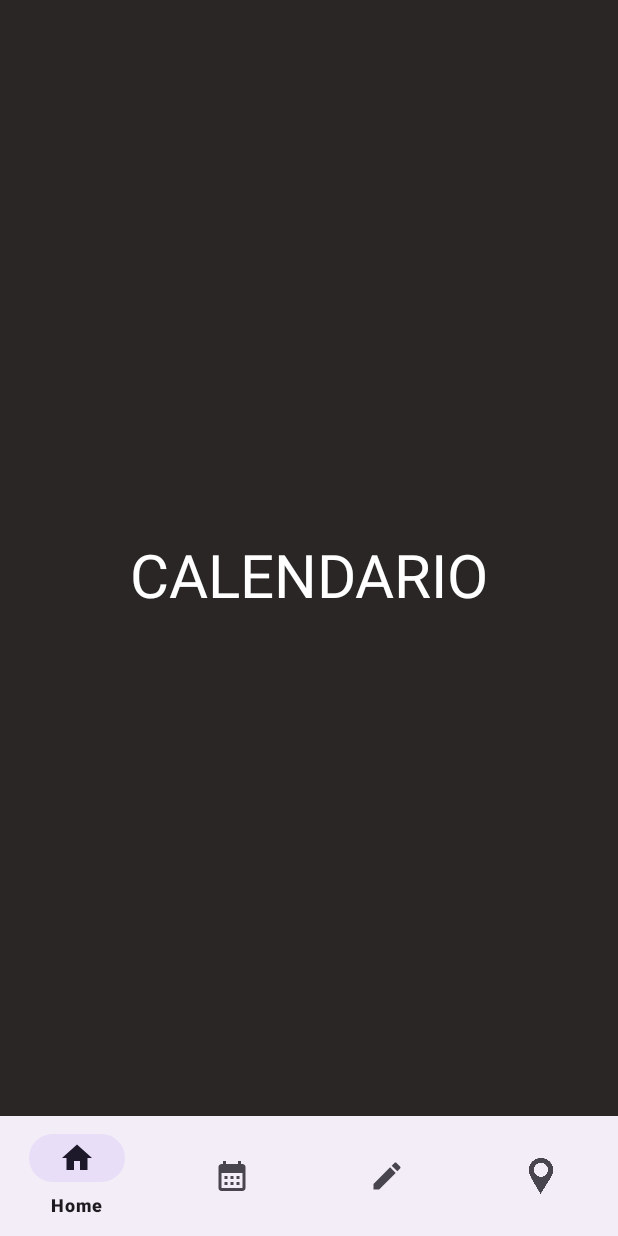
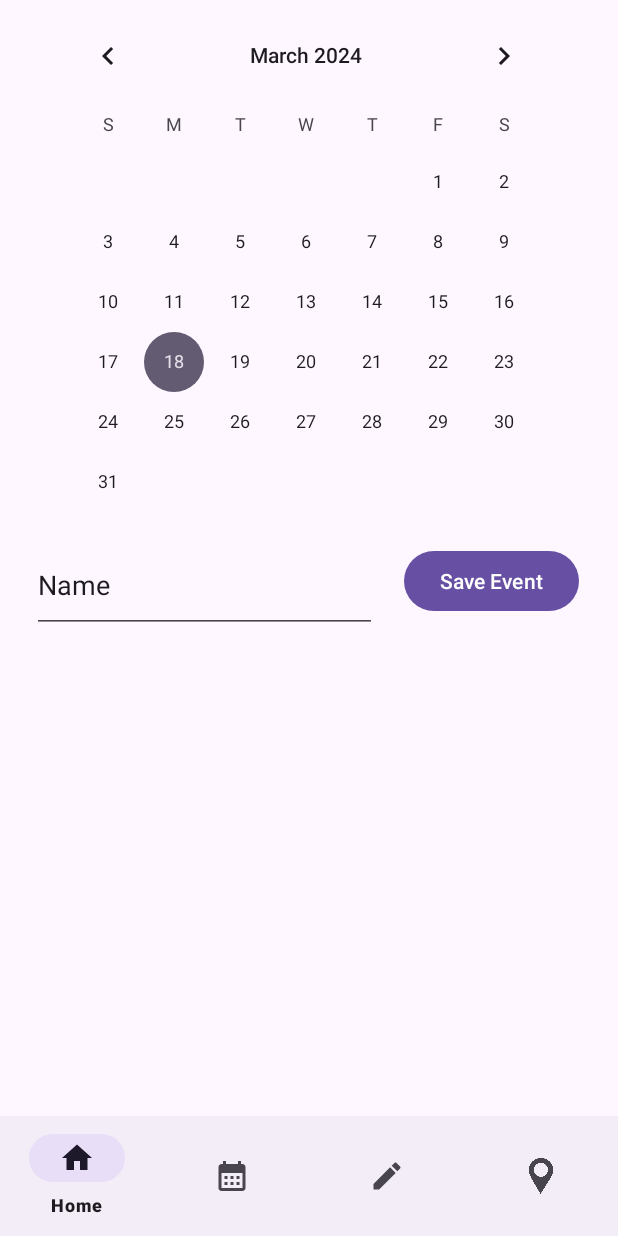
Before and after one commit to Luisw121/TRAININGNOTES, an Android app: the calendarioFragment screen opened through its navigation route, on a phone screen of 412 x 824 dp. Run offline under Robolectric (Android 15) with nearby library versions, the phone set to English and light mode, and no system bars; our stand-ins replace Firebase (no records; nobody signed in at launch, a user with empty details on screens opened directly), navigation-ui.

Commit message:
Calendario Implementado

```diff
--- a/app/build.gradle.kts
+++ b/app/build.gradle.kts
@@ -64,4 +64,5 @@ dependencies {
     implementation ("com.firebaseui:firebase-ui-storage:8.0.2")
 
     implementation("com.google.android.gms:play-services-location:21.2.0")
+    implementation("com.google.firebase:firebase-messaging:23.4.1")
 }
--- a/app/src/main/java/com/example/trainingnotes/calendarioFragment.java
+++ b/app/src/main/java/com/example/trainingnotes/calendarioFragment.java
@@ -3,18 +3,33 @@ package com.example.trainingnotes;
 import android.os.Bundle;
 
 import androidx.annotation.NonNull;
+import androidx.annotation.Nullable;
 import androidx.fragment.app.Fragment;
 import androidx.navigation.NavController;
+import androidx.navigation.Navigation;
 
 import android.view.LayoutInflater;
 import android.view.MenuItem;
 import android.view.View;
 import android.view.ViewGroup;
+import android.widget.Button;
+import android.widget.CalendarView;
+import android.widget.EditText;
 
 import com.google.android.material.navigation.NavigationView;
+import com.google.firebase.database.DataSnapshot;
+import com.google.firebase.database.DatabaseError;
+import com.google.firebase.database.DatabaseReference;
+import com.google.firebase.database.FirebaseDatabase;
+import com.google.firebase.database.ValueEventListener;
 
 public class calendarioFragment extends Fragment {
     NavController navController;
+    private CalendarView calendarView;
+    EditText editText;
+    private String stringDateSelected;
+    private DatabaseReference databaseReference;
+    private Button botonguardar;
     @Override
     public View onCreateView(LayoutInflater inflater, ViewGroup container,
                              Bundle savedInstanceState) {
@@ -22,4 +37,52 @@ public class calendarioFragment extends Fragment {
         // Inflate the layout for this fragment
         return inflater.inflate(R.layout.fragment_calendario, container, false);
     }
-}
+    @Override
+    public void onViewCreated(@NonNull View view, @Nullable Bundle savedInstanceState) {
+        super.onViewCreated(view, savedInstanceState);
+
+        navController = Navigation.findNavController(view);
+
+        calendarView = view.findViewById(R.id.calendarView);
+        editText = view.findViewById(R.id.editText);
+
+        calendarView.setOnDateChangeListener(new CalendarView.OnDateChangeListener() {
+            @Override
+            public void onSelectedDayChange(@NonNull CalendarView view, int year, int month, int dayOfMonth) {
+                stringDateSelected = Integer.toString(year) + Integer.toString(month+1) + Integer.toString(dayOfMonth);
+                calendarClicked();
+            }
+        });
+        databaseReference = FirebaseDatabase.getInstance().getReference("Calendar");
+
+        botonguardar = view.findViewById(R.id.button);
+
+        botonguardar.setOnClickListener(new View.OnClickListener() {
+            @Override
+            public void onClick(View v) {
+                buttonSaveEvent(v);
+            }
+        });
+
+    }
+    private void calendarClicked() {
+        databaseReference.child(stringDateSelected).addListenerForSingleValueEvent(new ValueEventListener() {
+            @Override
+            public void onDataChange(@NonNull DataSnapshot snapshot) {
+                if (snapshot.getValue() != null) {
+                    editText.setText(snapshot.getValue().toString());
+                }else {
+                    editText.setText("null");
+                }
+            }
+
+            @Override
+            public void onCancelled(@NonNull DatabaseError error) {
+            }
+        });
+    }
+    public void buttonSaveEvent(View view) {
+        databaseReference.child(stringDateSelected).setValue(editText.getText().toString());
+    }
+
+    }
--- a/app/src/main/java/com/example/trainingnotes/views/pantallaPrincipalFragment.java
+++ b/app/src/main/java/com/example/trainingnotes/views/pantallaPrincipalFragment.java
@@ -29,7 +29,7 @@ import com.google.firebase.auth.FirebaseUser;
 public class pantallaPrincipalFragment extends Fragment {
 
     private NavController navController;
-    TextView displayNameTextVIew;
+    //TextView displayNameTextVIew;
 
     @Override
     public View onCreateView(LayoutInflater inflater, ViewGroup container,
@@ -45,12 +45,12 @@ public class pantallaPrincipalFragment extends Fragment {
         navController = Navigation.findNavController(view);
 
         ImageView perfil = view.findViewById(R.id.perfil);
-        displayNameTextVIew = view.findViewById(R.id.nombreperfil);
+        //displayNameTextVIew = view.findViewById(R.id.nombreperfil);
 
         FirebaseUser user = FirebaseAuth.getInstance().getCurrentUser();
 
         if (user != null) {
-            displayNameTextVIew.setText(user.getDisplayName());
+            //displayNameTextVIew.setText(user.getDisplayName());
             Glide.with(requireActivity()).load(user.getPhotoUrl())
                     .circleCrop()
                     .into(perfil);
--- a/app/src/main/res/layout/fragment_calendario.xml
+++ b/app/src/main/res/layout/fragment_calendario.xml
@@ -4,18 +4,38 @@
     xmlns:tools="http://schemas.android.com/tools"
     android:layout_width="match_parent"
     android:layout_height="match_parent"
-    android:background="@color/marronfloko"
-    tools:context="calendarioFragment">
+    tools:context=".MainActivity">
 
-    <TextView
+    <CalendarView
+        android:id="@+id/calendarView"
         android:layout_width="wrap_content"
         android:layout_height="wrap_content"
-        android:layout_marginTop="356dp"
-        android:text="CALENDARIO"
-        android:textColor="@color/white"
-        android:textSize="40dp"
-        app:layout_constraintEnd_toEndOf="parent"
+        android:layout_marginStart="30dp"
+        android:layout_marginTop="3dp"
         app:layout_constraintStart_toStartOf="parent"
         app:layout_constraintTop_toTopOf="parent" />
 
+    <EditText
+        android:id="@+id/editText"
+        android:layout_width="230dp"
+        android:layout_height="63dp"
+        android:layout_marginStart="21dp"
+        android:layout_marginTop="17dp"
+        android:ems="10"
+        android:inputType="textPersonName"
+        android:text="Name"
+        app:layout_constraintStart_toStartOf="parent"
+        app:layout_constraintTop_toBottomOf="@+id/calendarView" />
+
+    <Button
+        android:id="@+id/button"
+        android:layout_width="wrap_content"
+        android:layout_height="wrap_content"
+        android:layout_marginStart="18dp"
+        android:layout_marginTop="22dp"
+        android:onClick="buttonSaveEvent"
+        android:text="Save Event"
+        app:layout_constraintStart_toEndOf="@+id/editText"
+        app:layout_constraintTop_toBottomOf="@+id/calendarView" />
+
 </androidx.constraintlayout.widget.ConstraintLayout>
```
Also changed, not shown: app/src/main/res/layout/fragment_pantalla_principal.xml (+2 -13 lines), app/src/main/res/layout/fragment_perfil.xml (+7 -0 lines).
